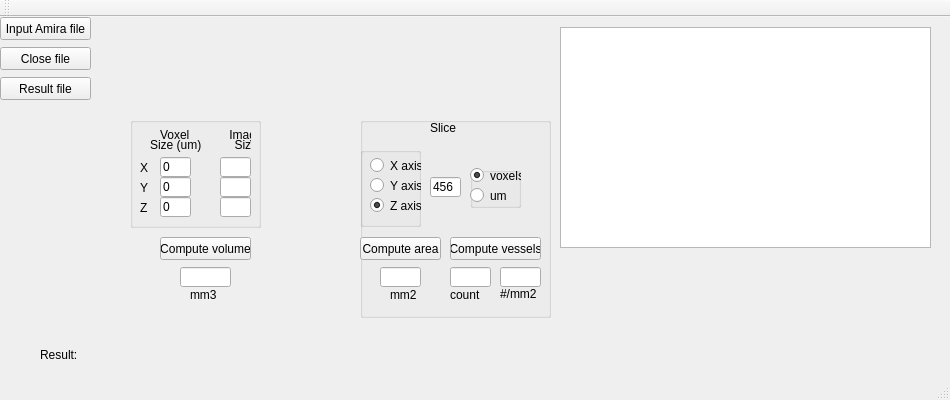
First picture: the form in Qt/Quantifier/mainwindow.ui, repository gibbogle/vessel-tools, before the edit.
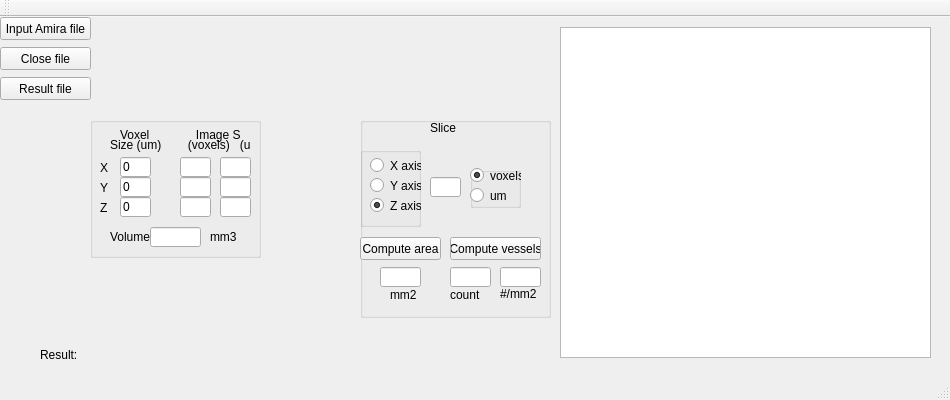
Second picture: the form after the edit.

The edit to the form file:
```diff
--- a/Qt/Quantifier/mainwindow.ui
+++ b/Qt/Quantifier/mainwindow.ui
@@ -72,7 +72,7 @@
       <x>560</x>
       <y>10</y>
       <width>371</width>
-      <height>221</height>
+      <height>331</height>
      </rect>
     </property>
    </widget>
@@ -102,22 +102,6 @@
      <string/>
     </property>
    </widget>
-   <widget class="QLineEdit" name="lineEdit_volume">
-    <property name="geometry">
-     <rect>
-      <x>180</x>
-      <y>250</y>
-      <width>51</width>
-      <height>20</height>
-     </rect>
-    </property>
-    <property name="text">
-     <string/>
-    </property>
-    <property name="readOnly">
-     <bool>true</bool>
-    </property>
-   </widget>
    <widget class="QPushButton" name="pushButtonResultFile">
     <property name="geometry">
      <rect>
@@ -166,7 +150,7 @@
       </rect>
      </property>
      <property name="text">
-      <string>456</string>
+      <string/>
      </property>
     </widget>
     <widget class="QLabel" name="label_slice">
@@ -384,29 +368,13 @@
      </property>
     </widget>
    </widget>
-   <widget class="QPushButton" name="pushButton_volume">
-    <property name="enabled">
-     <bool>true</bool>
-    </property>
-    <property name="geometry">
-     <rect>
-      <x>160</x>
-      <y>220</y>
-      <width>91</width>
-      <height>23</height>
-     </rect>
-    </property>
-    <property name="text">
-     <string>Compute volume</string>
-    </property>
-   </widget>
    <widget class="QGroupBox" name="groupBox_voxel">
     <property name="geometry">
      <rect>
-      <x>130</x>
+      <x>90</x>
       <y>100</y>
-      <width>131</width>
-      <height>111</height>
+      <width>171</width>
+      <height>141</height>
      </rect>
     </property>
     <property name="title">
@@ -456,12 +424,12 @@
       <rect>
        <x>30</x>
        <y>10</y>
-       <width>91</width>
+       <width>121</width>
        <height>16</height>
       </rect>
      </property>
      <property name="text">
-      <string>Voxel            Image</string>
+      <string>Voxel              Image Size</string>
      </property>
     </widget>
     <widget class="QLabel" name="label_z">
@@ -508,12 +476,12 @@
       <rect>
        <x>20</x>
        <y>20</y>
-       <width>101</width>
+       <width>141</width>
        <height>16</height>
       </rect>
      </property>
      <property name="text">
-      <string>Size (um)          Size</string>
+      <string>Size (um)        (voxels)   (um)</string>
      </property>
     </widget>
     <widget class="QLineEdit" name="lineEdit_nx">
@@ -555,19 +523,87 @@
       <bool>true</bool>
      </property>
     </widget>
-   </widget>
-   <widget class="QLabel" name="label_unitsmm3">
-    <property name="geometry">
-     <rect>
-      <x>190</x>
-      <y>270</y>
-      <width>31</width>
-      <height>16</height>
-     </rect>
-    </property>
-    <property name="text">
-     <string>mm3</string>
-    </property>
+    <widget class="QLineEdit" name="lineEdit_umx">
+     <property name="geometry">
+      <rect>
+       <x>130</x>
+       <y>40</y>
+       <width>31</width>
+       <height>20</height>
+      </rect>
+     </property>
+     <property name="readOnly">
+      <bool>true</bool>
+     </property>
+    </widget>
+    <widget class="QLineEdit" name="lineEdit_umy">
+     <property name="geometry">
+      <rect>
+       <x>130</x>
+       <y>60</y>
+       <width>31</width>
+       <height>20</height>
+      </rect>
+     </property>
+     <property name="readOnly">
+      <bool>true</bool>
+     </property>
+    </widget>
+    <widget class="QLineEdit" name="lineEdit_umz">
+     <property name="geometry">
+      <rect>
+       <x>130</x>
+       <y>80</y>
+       <width>31</width>
+       <height>20</height>
+      </rect>
+     </property>
+     <property name="readOnly">
+      <bool>true</bool>
+     </property>
+    </widget>
+    <widget class="QLineEdit" name="lineEdit_volume">
+     <property name="geometry">
+      <rect>
+       <x>60</x>
+       <y>110</y>
+       <width>51</width>
+       <height>20</height>
+      </rect>
+     </property>
+     <property name="text">
+      <string/>
+     </property>
+     <property name="readOnly">
+      <bool>true</bool>
+     </property>
+    </widget>
+    <widget class="QLabel" name="label_unitsmm3">
+     <property name="geometry">
+      <rect>
+       <x>120</x>
+       <y>110</y>
+       <width>31</width>
+       <height>20</height>
+      </rect>
+     </property>
+     <property name="text">
+      <string>mm3</string>
+     </property>
+    </widget>
+    <widget class="QLabel" name="label_volume">
+     <property name="geometry">
+      <rect>
+       <x>20</x>
+       <y>110</y>
+       <width>41</width>
+       <height>20</height>
+      </rect>
+     </property>
+     <property name="text">
+      <string>Volume</string>
+     </property>
+    </widget>
    </widget>
   </widget>
   <widget class="QMenuBar" name="menuBar">
```
Left out of the diff: 18 changed lines with no effect on the pictures.
